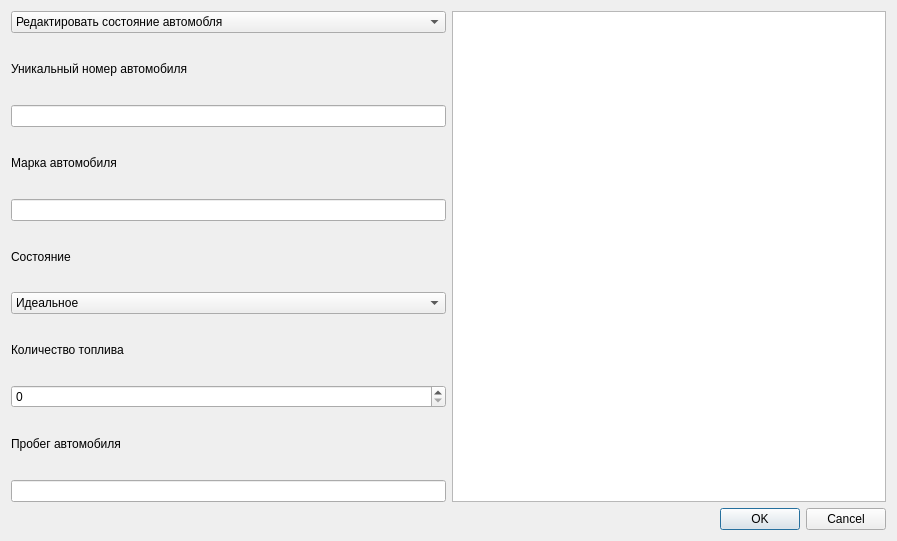
Above: ui/redactingcarstate.ui from yachkuch/FinalWork before the change. Below: the same form after it.
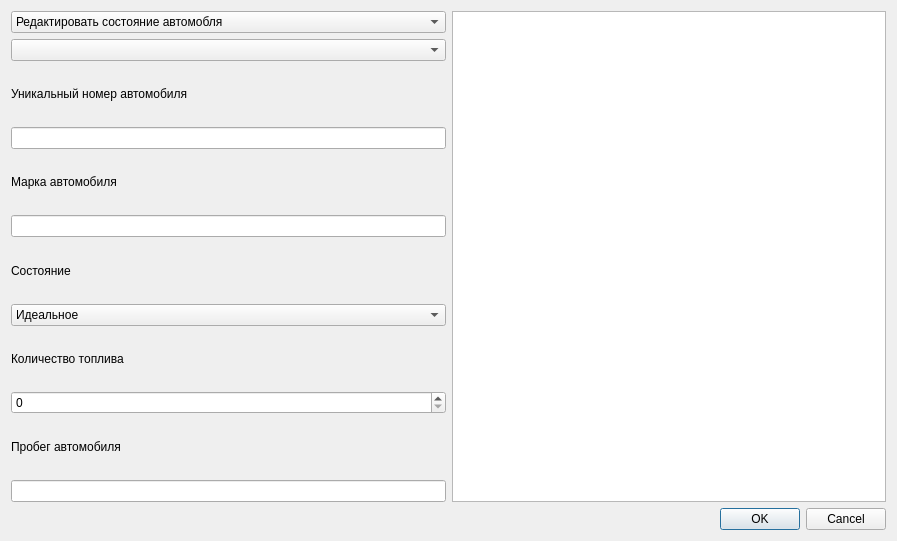
That is the form after the change.

```diff
--- a/ui/redactingcarstate.ui
+++ b/ui/redactingcarstate.ui
@@ -32,6 +32,9 @@
          </item>
         </widget>
        </item>
+       <item>
+        <widget class="QComboBox" name="comboBox_2"/>
+       </item>
        <item>
         <layout class="QVBoxLayout" name="verticalLayout_6">
          <item>
```
